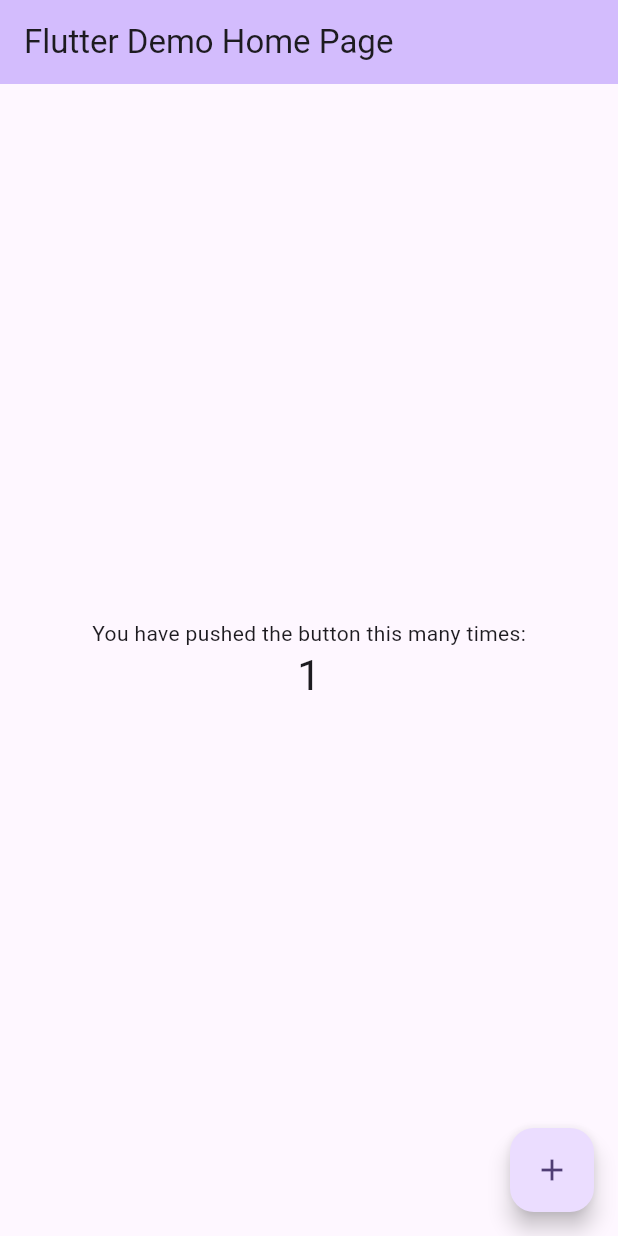
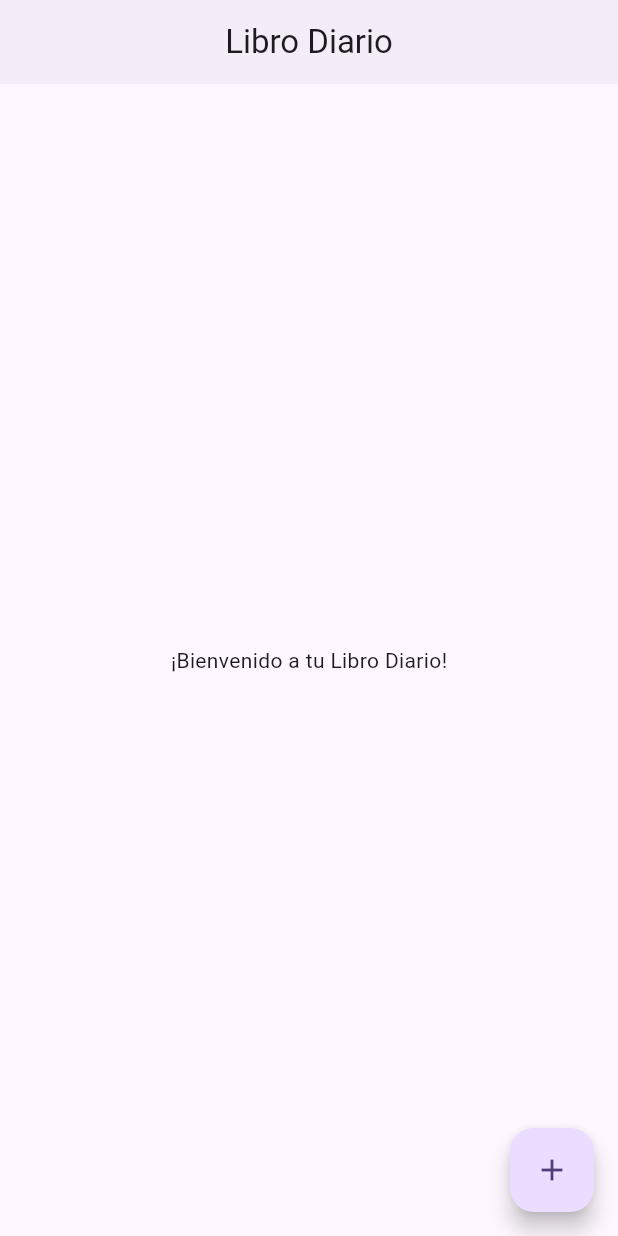
Before and after one commit to XavilordGamer1/Libro_Diario_app, a Flutter app: the screen it shows after launch, after a tap on the "add" icon, on a phone screen of 412 x 824 dp. Run offline on Flutter 3.47's test engine with Material 3 defaults, Android fonts, the phone set to English and light mode, and no system bars; our stand-ins replace firebase_core, go_router; accounts and stored records are empty.

Commit message:
Primeros archicos de la app

```diff
--- /dev/null
+++ b/lib/config/router/app_router.dart
@@ -0,0 +1,19 @@
+// lib/config/router/app_router.dart
+
+import 'package:go_router/go_router.dart';
+import 'package:libro_diario_app/features/2_libro_diario/presentation/screens/home_screen.dart';
+
+class AppRouter {
+  static final router = GoRouter(
+    initialLocation: '/',
+    routes: [
+      // --- Pantallas Principales ---
+      GoRoute(
+        path: '/',
+        name: 'home',
+        builder: (context, state) => const HomeScreen(),
+      ),
+      // Aquí añadiremos más rutas para login, crear asiento, reportes, etc.
+    ],
+  );
+}
--- /dev/null
+++ b/lib/config/theme/app_theme.dart
@@ -0,0 +1,30 @@
+// lib/config/theme/app_theme.dart
+
+import 'package:flutter/material.dart';
+
+const Color _customColor = Color(0xFF49149F); // Un color morado corporativo
+const List<Color> _colorThemes = [
+  _customColor,
+  Colors.blue,
+  Colors.teal,
+  Colors.green,
+  Colors.yellow,
+  Colors.orange,
+  Colors.pink,
+];
+
+class AppTheme {
+  final int selectedColor;
+
+  AppTheme({this.selectedColor = 0})
+    : assert(
+        selectedColor >= 0 && selectedColor < _colorThemes.length,
+        'Colors must be between 0 and ${_colorThemes.length - 1}',
+      );
+
+  ThemeData getTheme() => ThemeData(
+    useMaterial3: true,
+    colorSchemeSeed: _colorThemes[selectedColor],
+    appBarTheme: const AppBarTheme(centerTitle: true, elevation: 2),
+  );
+}
--- /dev/null
+++ b/lib/features/2_libro_diario/presentation/screens/home_screen.dart
@@ -0,0 +1,21 @@
+// lib/features/2_libro_diario/presentation/screens/home_screen.dart
+
+import 'package:flutter/material.dart';
+
+class HomeScreen extends StatelessWidget {
+  const HomeScreen({super.key});
+
+  @override
+  Widget build(BuildContext context) {
+    return Scaffold(
+      appBar: AppBar(title: const Text('Libro Diario')),
+      body: const Center(child: Text('¡Bienvenido a tu Libro Diario!')),
+      floatingActionButton: FloatingActionButton(
+        onPressed: () {
+          // Lógica para ir a la pantalla de crear nuevo asiento
+        },
+        child: const Icon(Icons.add),
+      ),
+    );
+  }
+}
--- a/lib/main.dart
+++ b/lib/main.dart
@@ -1,122 +1,34 @@
+// lib/main.dart
+
 import 'package:flutter/material.dart';
+import 'package:firebase_core/firebase_core.dart';
+import 'package:libro_diario_app/config/router/app_router.dart';
+import 'package:libro_diario_app/config/theme/app_theme.dart';
+// Asegúrate de tener un archivo firebase_options.dart generado por FlutterFire CLI
 
-void main() {
+Future<void> main() async {
+  // Asegura que los bindings de Flutter estén inicializados
+  WidgetsFlutterBinding.ensureInitialized();
+
+  // Inicializa Firebase
+  // Descomenta la siguiente línea cuando hayas configurado Firebase
+  // await Firebase.initializeApp(
+  //   options: DefaultFirebaseOptions.currentPlatform,
+  // );
+
   runApp(const MyApp());
 }
 
 class MyApp extends StatelessWidget {
   const MyApp({super.key});
 
-  // This widget is the root of your application.
   @override
   Widget build(BuildContext context) {
-    return MaterialApp(
-      title: 'Flutter Demo',
-      theme: ThemeData(
-        // This is the theme of your application.
-        //
-        // TRY THIS: Try running your application with "flutter run". You'll see
-        // the application has a purple toolbar. Then, without quitting the app,
-        // try changing the seedColor in the colorScheme below to Colors.green
-        // and then invoke "hot reload" (save your changes or press the "hot
-        // reload" button in a Flutter-supported IDE, or press "r" if you used
-        // the command line to start the app).
-        //
-        // Notice that the counter didn't reset back to zero; the application
-        // state is not lost during the reload. To reset the state, use hot
-        // restart instead.
-        //
-        // This works for code too, not just values: Most code changes can be
-        // tested with just a hot reload.
-        colorScheme: ColorScheme.fromSeed(seedColor: Colors.deepPurple),
-      ),
-      home: const MyHomePage(title: 'Flutter Demo Home Page'),
+    return MaterialApp.router(
+      routerConfig: AppRouter.router,
+      debugShowCheckedModeBanner: false,
+      theme: AppTheme().getTheme(),
+      title: 'Libro Diario App',
     );
   }
 }
-
-class MyHomePage extends StatefulWidget {
-  const MyHomePage({super.key, required this.title});
-
-  // This widget is the home page of your application. It is stateful, meaning
-  // that it has a State object (defined below) that contains fields that affect
-  // how it looks.
-
-  // This class is the configuration for the state. It holds the values (in this
-  // case the title) provided by the parent (in this case the App widget) and
-  // used by the build method of the State. Fields in a Widget subclass are
-  // always marked "final".
-
-  final String title;
-
-  @override
-  State<MyHomePage> createState() => _MyHomePageState();
-}
-
-class _MyHomePageState extends State<MyHomePage> {
-  int _counter = 0;
-
-  void _incrementCounter() {
-    setState(() {
-      // This call to setState tells the Flutter framework that something has
-      // changed in this State, which causes it to rerun the build method below
-      // so that the display can reflect the updated values. If we changed
-      // _counter without calling setState(), then the build method would not be
-      // called again, and so nothing would appear to happen.
-      _counter++;
-    });
-  }
-
-  @override
-  Widget build(BuildContext context) {
-    // This method is rerun every time setState is called, for instance as done
-    // by the _incrementCounter method above.
-    //
-    // The Flutter framework has been optimized to make rerunning build methods
-    // fast, so that you can just rebuild anything that needs updating rather
-    // than having to individually change instances of widgets.
-    return Scaffold(
-      appBar: AppBar(
-        // TRY THIS: Try changing the color here to a specific color (to
-        // Colors.amber, perhaps?) and trigger a hot reload to see the AppBar
-        // change color while the other colors stay the same.
-        backgroundColor: Theme.of(context).colorScheme.inversePrimary,
-        // Here we take the value from the MyHomePage object that was created by
-        // the App.build method, and use it to set our appbar title.
-        title: Text(widget.title),
-      ),
-      body: Center(
-        // Center is a layout widget. It takes a single child and positions it
-        // in the middle of the parent.
-        child: Column(
-          // Column is also a layout widget. It takes a list of children and
-          // arranges them vertically. By default, it sizes itself to fit its
-          // children horizontally, and tries to be as tall as its parent.
-          //
-          // Column has various properties to control how it sizes itself and
-          // how it positions its children. Here we use mainAxisAlignment to
-          // center the children vertically; the main axis here is the vertical
-          // axis because Columns are vertical (the cross axis would be
-          // horizontal).
-          //
-          // TRY THIS: Invoke "debug painting" (choose the "Toggle Debug Paint"
-          // action in the IDE, or press "p" in the console), to see the
-          // wireframe for each widget.
-          mainAxisAlignment: MainAxisAlignment.center,
-          children: <Widget>[
-            const Text('You have pushed the button this many times:'),
-            Text(
-              '$_counter',
-              style: Theme.of(context).textTheme.headlineMedium,
-            ),
-          ],
-        ),
-      ),
-      floatingActionButton: FloatingActionButton(
-        onPressed: _incrementCounter,
-        tooltip: 'Increment',
-        child: const Icon(Icons.add),
-      ), // This trailing comma makes auto-formatting nicer for build methods.
-    );
-  }
-}
```
Also changed, not shown: pubspec.yaml (+24 -70 lines), pubspec.lock, 3 other files.
